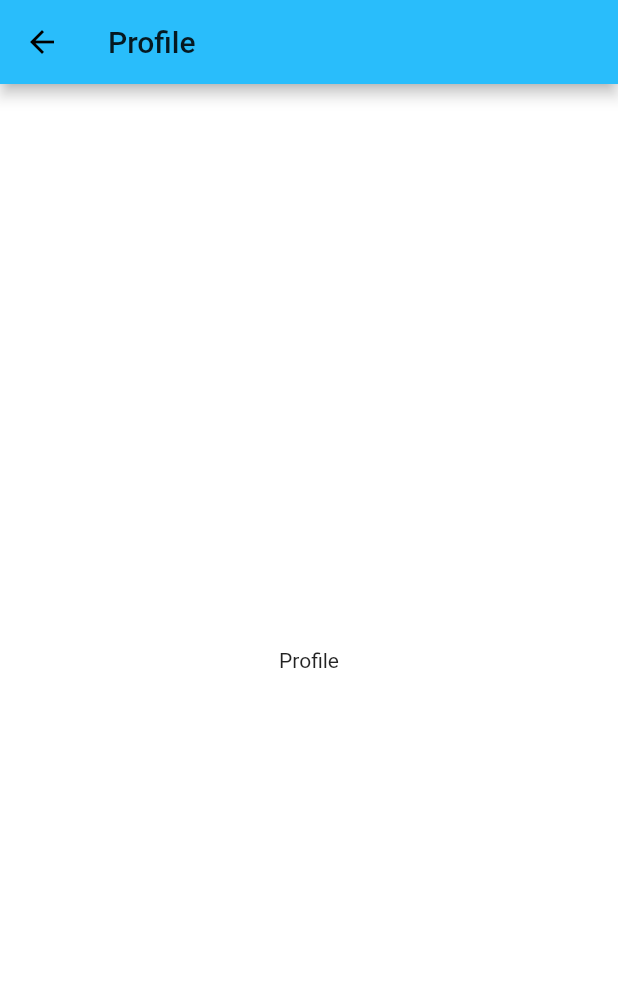
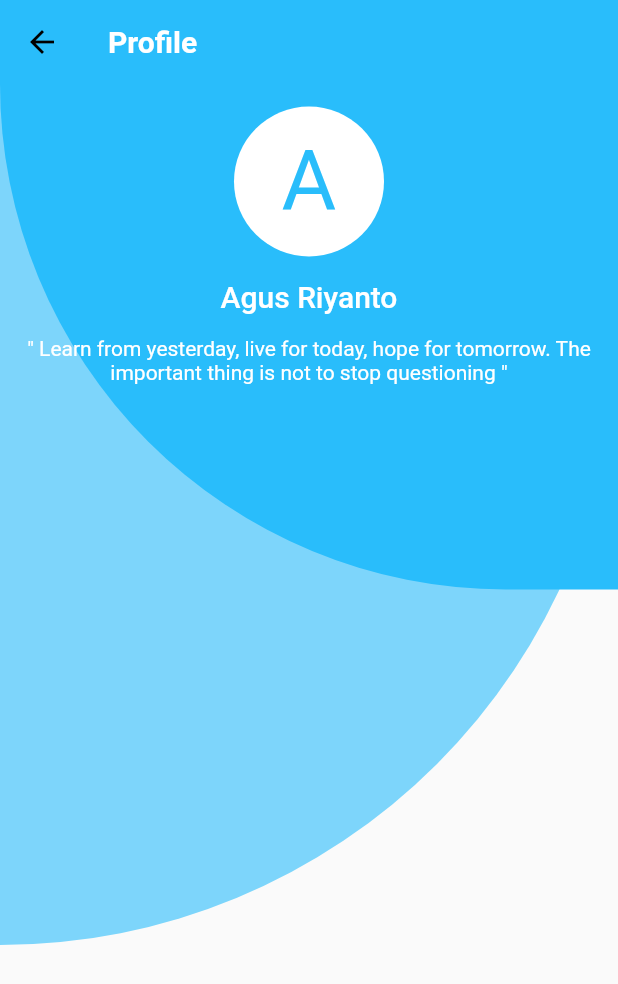
Before and after one commit to aguzri10/menotes, a Flutter app: the ProfilePage screen opened directly, on a phone screen of 412 x 824 dp. Shown: the top 984 px of the screen. Run offline on Flutter 3.47's test engine with Material 2 defaults, Android fonts, the phone set to English and light mode, and no system bars.

Commit message:
update profile page

```diff
--- a/lib/pages/home/index.dart
+++ b/lib/pages/home/index.dart
@@ -1,4 +1,3 @@
-import 'package:flushbar/flushbar.dart';
 import 'package:flutter/material.dart';
 import 'package:menotes/commons/container_shadow.dart';
 import 'package:menotes/services/assets.dart';
@@ -66,6 +65,15 @@ class HomePage extends StatelessWidget {
                           color: Colors.white,
                           shape: BoxShape.circle,
                         ),
+                        child: Center(
+                          child: Text(
+                            'A',
+                            style: textTheme.headline4.copyWith(
+                              color: theme.primaryColor,
+                              fontWeight: FontWeight.normal,
+                            ),
+                          ),
+                        ),
                       ),
                       SizedBox(width: 15),
                       Column(
@@ -95,7 +103,7 @@ class HomePage extends StatelessWidget {
                 child: ContainerShadow(
                   child: Row(
                     crossAxisAlignment: CrossAxisAlignment.center,
-                    mainAxisAlignment: MainAxisAlignment.spaceBetween,
+                    mainAxisAlignment: MainAxisAlignment.spaceAround,
                     children: <Widget>[
                       MenuItem(
                         onTap: () {},
--- a/lib/pages/profile/index.dart
+++ b/lib/pages/profile/index.dart
@@ -1,3 +1,4 @@
+import 'package:flutter/cupertino.dart';
 import 'package:flutter/material.dart';
 
 class ProfilePage extends StatelessWidget {
@@ -5,16 +6,93 @@ class ProfilePage extends StatelessWidget {
 
   @override
   Widget build(BuildContext context) {
+    final theme = Theme.of(context);
+    final textTheme = theme.textTheme;
+
     return Scaffold(
       appBar: AppBar(
         backgroundColor: Theme.of(context).primaryColor,
-        title: Text('Profile'),
+        title: Text(
+          'Profile',
+          style: theme.textTheme.headline6.copyWith(
+            color: Colors.white,
+            fontWeight: FontWeight.bold,
+          ),
+        ),
+        elevation: 0,
       ),
-      body: Container(
-        color: Colors.white,
-        child: Center(
-          child: Text('Profile'),
-        ),
+      body: Stack(
+        children: <Widget>[
+          Container(
+            width: MediaQuery.of(context).size.width,
+            height: MediaQuery.of(context).size.height - 250,
+            decoration: BoxDecoration(
+              color: Theme.of(context).primaryColor.withOpacity(0.60),
+              borderRadius: BorderRadius.only(
+                bottomRight: Radius.circular(
+                  (MediaQuery.of(context).size.width),
+                ),
+              ),
+            ),
+          ),
+          Container(
+            width: MediaQuery.of(context).size.width,
+            height: (MediaQuery.of(context).size.height - 150) / 2,
+            decoration: BoxDecoration(
+              color: Theme.of(context).primaryColor,
+              borderRadius: BorderRadius.only(
+                bottomLeft: Radius.circular(
+                  (MediaQuery.of(context).size.width),
+                ),
+              ),
+            ),
+          ),
+          CustomScrollView(
+            slivers: <Widget>[
+              SliverToBoxAdapter(
+                child: Column(
+                  children: <Widget>[
+                    Container(
+                      margin: EdgeInsets.all(15),
+                      width: 100,
+                      height: 100,
+                      decoration: BoxDecoration(
+                        color: Colors.white,
+                        shape: BoxShape.circle,
+                      ),
+                      child: Center(
+                        child: Text(
+                          'A',
+                          style: textTheme.headline2.copyWith(
+                            color: theme.primaryColor,
+                          ),
+                        ),
+                      ),
+                    ),
+                    Text(
+                      'Agus Riyanto',
+                      style: textTheme.headline6.copyWith(
+                        color: Colors.white,
+                        fontWeight: FontWeight.w500,
+                      ),
+                    ),
+                    Padding(
+                      padding: const EdgeInsets.all(15.0),
+                      child: Text(
+                        '" Learn from yesterday, live for today, hope for tomorrow. The important thing is not to stop questioning "',
+                        textAlign: TextAlign.center,
+                        style: textTheme.bodyText2.copyWith(
+                          color: Colors.white,
+                          fontWeight: FontWeight.normal,
+                        ),
+                      ),
+                    )
+                  ],
+                ),
+              )
+            ],
+          )
+        ],
       ),
     );
   }
--- /dev/null
+++ b/lib/pages/tag-details/index.dart
@@ -0,0 +1,27 @@
+import 'package:flutter/material.dart';
+import 'package:menotes/models/dummy_data.dart';
+
+class TagDetails extends StatelessWidget {
+  final CategoriesDummy category;
+
+  const TagDetails({Key key, @required this.category}) : super(key: key);
+  @override
+  Widget build(BuildContext context) {
+    return Scaffold(
+      appBar: AppBar(
+        iconTheme: IconThemeData(
+          color: Colors.white,
+        ),
+        backgroundColor: Theme.of(context).primaryColor,
+        elevation: 0,
+        title: Text(
+          category.name,
+          style: Theme.of(context).textTheme.headline6.copyWith(
+                color: Colors.white,
+                fontWeight: FontWeight.bold,
+              ),
+        ),
+      ),
+    );
+  }
+}
```
